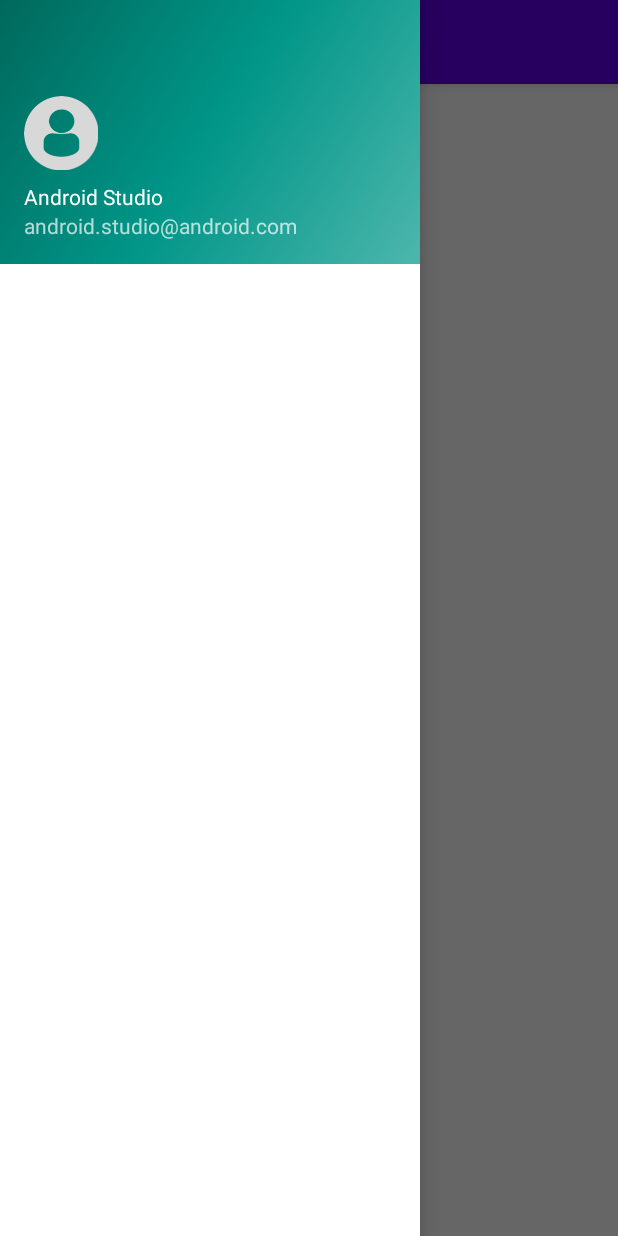
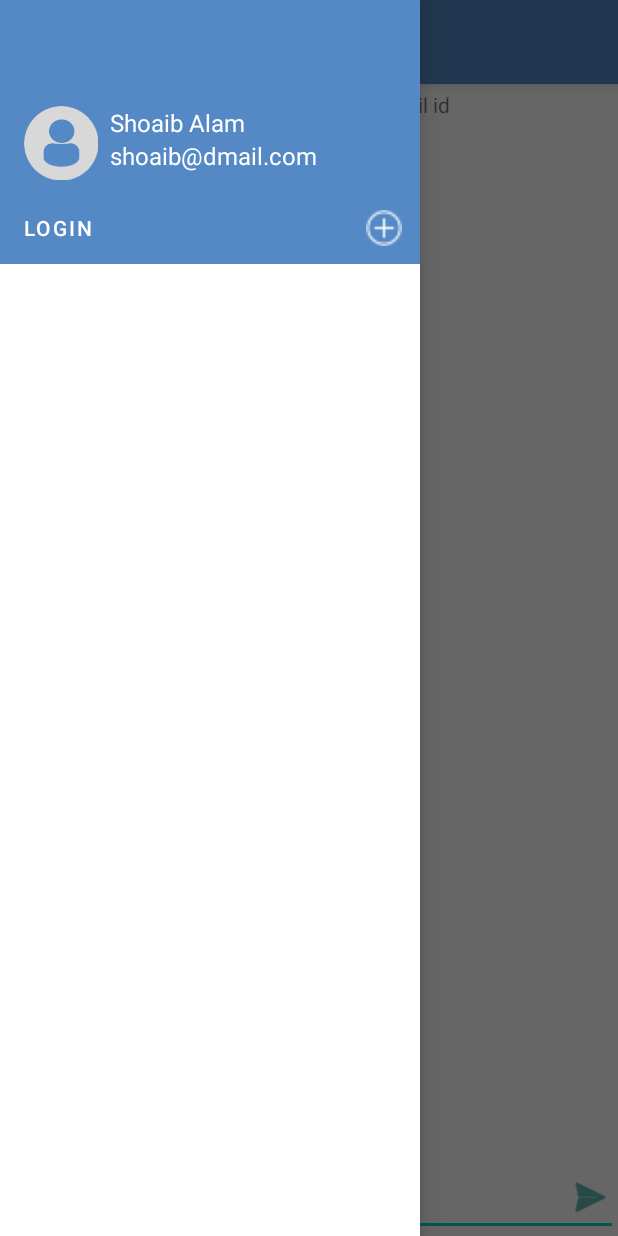
Before and after one commit to alam-shoaib/Chat-PPT, an Android app: the screen it shows after launch (MainActivity), with the side drawer open, on a phone screen of 412 x 824 dp. Run offline under Robolectric (Android 15) with nearby library versions, the phone set to English and light mode, and no system bars; our stand-ins replace navigation-ui.

Commit message:
project setup and main page design done sucessfully

```diff
--- a/app/src/main/java/com/example/chatppt/MainActivity.kt
+++ b/app/src/main/java/com/example/chatppt/MainActivity.kt
@@ -2,6 +2,7 @@ package com.example.chatppt
 
 import android.os.Bundle
 import android.view.Menu
+import android.view.View
 import com.google.android.material.snackbar.Snackbar
 import com.google.android.material.navigation.NavigationView
 import androidx.navigation.findNavController
@@ -36,6 +37,18 @@ class MainActivity : AppCompatActivity() {
         //setupActionBarWithNavController(navController, appBarConfiguration)
        // navView.setupWithNavController(navController)
     }
+    fun LoginClicked(view: View)
+    {
+
+    }
+    fun chanelAdd(view: View)
+    {
+
+    }
+    fun messageBtnClicked(view: View)
+    {
+
+    }
 
 
 
--- a/app/src/main/res/layout/activity_main.xml
+++ b/app/src/main/res/layout/activity_main.xml
@@ -20,6 +20,20 @@
         android:layout_height="match_parent"
         android:layout_gravity="start"
         android:fitsSystemWindows="true"
-        app:headerLayout="@layout/nav_header_main"
-         />
+        app:headerLayout="@layout/nav_header_main">
+        <RelativeLayout
+            android:layout_width="match_parent"
+            android:layout_height="match_parent">
+            <include layout="@layout/nav_header_main"
+                android:id="@+id/nav_header_include">
+            </include>
+        <ListView
+            android:layout_width="match_parent"
+            android:layout_height="match_parent"
+            android:layout_below="@id/nav_header_include"
+            android:id="@+id/chanell_list"
+            >
+        </ListView>
+    </RelativeLayout>
+    </com.google.android.material.navigation.NavigationView>
 </androidx.drawerlayout.widget.DrawerLayout>
--- a/app/src/main/res/layout/content_main.xml
+++ b/app/src/main/res/layout/content_main.xml
@@ -8,4 +8,53 @@
     tools:showIn="@layout/app_bar_main">
 
 
+    <TextView
+        android:id="@+id/loginAlertmsg"
+        android:layout_width="0dp"
+        android:layout_height="wrap_content"
+        android:layout_marginTop="4dp"
+        android:text="Please login with your email id"
+        android:textAlignment="center"
+        app:layout_constraintEnd_toEndOf="parent"
+        app:layout_constraintHorizontal_bias="0.0"
+        app:layout_constraintStart_toStartOf="parent"
+        app:layout_constraintTop_toTopOf="parent" />
+
+    <EditText
+        android:id="@+id/messageBar"
+        android:layout_width="0dp"
+        android:layout_height="wrap_content"
+        android:ems="10"
+        android:gravity="start|top"
+        android:hint="Message.."
+        android:inputType="textMultiLine"
+        android:textStyle="italic"
+        app:layout_constraintBottom_toBottomOf="parent"
+        app:layout_constraintEnd_toEndOf="parent"
+        app:layout_constraintStart_toStartOf="parent" />
+
+    <ImageButton
+        android:id="@+id/sendMsgBtn"
+        android:layout_width="38dp"
+        android:layout_height="38dp"
+        android:layout_marginBottom="7dp"
+        android:background="@android:color/transparent"
+        android:backgroundTint="@color/teal_700"
+        android:onClick="messageBtnClicked"
+        android:tint="@color/teal_700"
+        app:layout_constraintBottom_toBottomOf="@+id/messageBar"
+        app:layout_constraintEnd_toEndOf="parent"
+        app:layout_constraintTop_toTopOf="@+id/messageBar"
+        app:srcCompat="@android:drawable/ic_menu_send" />
+
+    <androidx.recyclerview.widget.RecyclerView
+        android:id="@+id/messageRecyclerView"
+        android:layout_width="0dp"
+        android:layout_height="0dp"
+        android:layout_marginTop="8dp"
+        android:layout_marginBottom="8dp"
+        app:layout_constraintBottom_toTopOf="@+id/messageBar"
+        app:layout_constraintEnd_toEndOf="parent"
+        app:layout_constraintStart_toStartOf="parent"
+        app:layout_constraintTop_toBottomOf="@+id/loginAlertmsg" />
 </androidx.constraintlayout.widget.ConstraintLayout>
--- a/app/src/main/res/layout/nav_header_main.xml
+++ b/app/src/main/res/layout/nav_header_main.xml
@@ -1,35 +1,73 @@
 <?xml version="1.0" encoding="utf-8"?>
-<LinearLayout xmlns:android="http://schemas.android.com/apk/res/android"
+<androidx.constraintlayout.widget.ConstraintLayout xmlns:android="http://schemas.android.com/apk/res/android"
     xmlns:app="http://schemas.android.com/apk/res-auto"
+    xmlns:tools="http://schemas.android.com/tools"
+    android:id="@+id/linearLayout"
     android:layout_width="match_parent"
     android:layout_height="@dimen/nav_header_height"
-    android:background="@drawable/side_nav_bar"
+    android:background="#5489C6"
     android:gravity="bottom"
-    android:orientation="vertical"
-    android:paddingLeft="@dimen/activity_horizontal_margin"
-    android:paddingTop="@dimen/activity_vertical_margin"
-    android:paddingRight="@dimen/activity_horizontal_margin"
-    android:paddingBottom="@dimen/activity_vertical_margin"
     android:theme="@style/ThemeOverlay.AppCompat.Dark">
 
     <ImageView
-        android:id="@+id/imageView"
+        android:id="@+id/userImage_nav_header"
         android:layout_width="wrap_content"
         android:layout_height="wrap_content"
+        android:layout_marginStart="16dp"
+        android:layout_marginBottom="8dp"
         android:contentDescription="@string/nav_header_desc"
         android:paddingTop="@dimen/nav_header_vertical_spacing"
+        app:layout_constraintBottom_toTopOf="@+id/loginBtn"
+        app:layout_constraintStart_toStartOf="parent"
         app:srcCompat="@drawable/profiledefault" />
 
     <TextView
-        android:layout_width="match_parent"
+        android:id="@+id/userName_nav_header"
+        android:layout_width="wrap_content"
         android:layout_height="wrap_content"
+        android:layout_marginStart="8dp"
         android:paddingTop="@dimen/nav_header_vertical_spacing"
         android:text="@string/nav_header_title"
-        android:textAppearance="@style/TextAppearance.AppCompat.Body1" />
+        android:textAppearance="@style/TextAppearance.AppCompat.Body1"
+        android:textColor="@color/white"
+        android:textSize="16dp"
+        app:layout_constraintStart_toEndOf="@+id/userImage_nav_header"
+        app:layout_constraintTop_toTopOf="@+id/userImage_nav_header"
+        tools:text="Shoaib" />
 
     <TextView
-        android:id="@+id/textView"
+        android:id="@+id/email_nav_header"
         android:layout_width="wrap_content"
         android:layout_height="wrap_content"
-        android:text="@string/nav_header_subtitle" />
-</LinearLayout>
+        android:layout_marginStart="8dp"
+        android:text="@string/nav_header_subtitle"
+        android:textColor="@color/white"
+        android:textSize="16sp"
+        app:layout_constraintStart_toEndOf="@+id/userImage_nav_header"
+        app:layout_constraintTop_toBottomOf="@+id/userName_nav_header"
+        tools:text="Shoaib@dmail.com" />
+
+    <Button
+        android:id="@+id/loginBtn"
+        android:layout_width="wrap_content"
+        android:layout_height="48dp"
+        android:background="@android:color/transparent"
+        android:onClick="LoginClicked"
+        android:text="LOGIN"
+        android:textAlignment="viewStart"
+        app:layout_constraintBottom_toBottomOf="parent"
+        app:layout_constraintStart_toStartOf="parent" />
+
+    <ImageButton
+        android:id="@+id/chanellBtn"
+        android:layout_width="48dp"
+        android:layout_height="48dp"
+        android:background="@android:color/transparent"
+        android:onClick="chanelAdd"
+        android:padding="12dp"
+        android:scaleType="fitXY"
+        app:layout_constraintBottom_toBottomOf="parent"
+        app:layout_constraintEnd_toEndOf="parent"
+        app:srcCompat="@drawable/addchannelbutton" />
+
+</androidx.constraintlayout.widget.ConstraintLayout>
--- a/app/src/main/res/values-night/themes.xml
+++ b/app/src/main/res/values-night/themes.xml
@@ -4,11 +4,11 @@
         <!-- Primary brand color. -->
         <item name="colorPrimary">@color/purple_200</item>
         <item name="colorPrimaryVariant">@color/purple_700</item>
-        <item name="colorOnPrimary">@color/black</item>
+        <item name="colorOnPrimary">@color/white</item>
         <!-- Secondary brand color. -->
         <item name="colorSecondary">@color/teal_200</item>
         <item name="colorSecondaryVariant">@color/teal_200</item>
-        <item name="colorOnSecondary">@color/black</item>
+        <item name="colorOnSecondary">@color/white</item>
         <!-- Status bar color. -->
         <item name="android:statusBarColor">?attr/colorPrimaryVariant</item>
         <!-- Customize your theme here. -->
--- a/app/src/main/res/values/strings.xml
+++ b/app/src/main/res/values/strings.xml
@@ -2,8 +2,8 @@
     <string name="app_name">ChatPPT</string>
     <string name="navigation_drawer_open">Open navigation drawer</string>
     <string name="navigation_drawer_close">Close navigation drawer</string>
-    <string name="nav_header_title">Android Studio</string>
-    <string name="nav_header_subtitle">android.studio@android.com</string>
+    <string name="nav_header_title">Shoaib Alam</string>
+    <string name="nav_header_subtitle">shoaib@dmail.com</string>
     <string name="nav_header_desc">Navigation header</string>
     <string name="action_settings">Settings</string>
 
--- a/app/src/main/res/values/themes.xml
+++ b/app/src/main/res/values/themes.xml
@@ -2,8 +2,8 @@
     <!-- Base application theme. -->
     <style name="Theme.ChatPPT" parent="Theme.MaterialComponents.DayNight.DarkActionBar">
         <!-- Primary brand color. -->
-        <item name="colorPrimary">@color/purple_500</item>
-        <item name="colorPrimaryVariant">@color/purple_700</item>
+        <item name="colorPrimary">#5489C6</item>
+        <item name="colorPrimaryVariant">#5489C6</item>
         <item name="colorOnPrimary">@color/white</item>
         <!-- Secondary brand color. -->
         <item name="colorSecondary">@color/teal_200</item>
```
